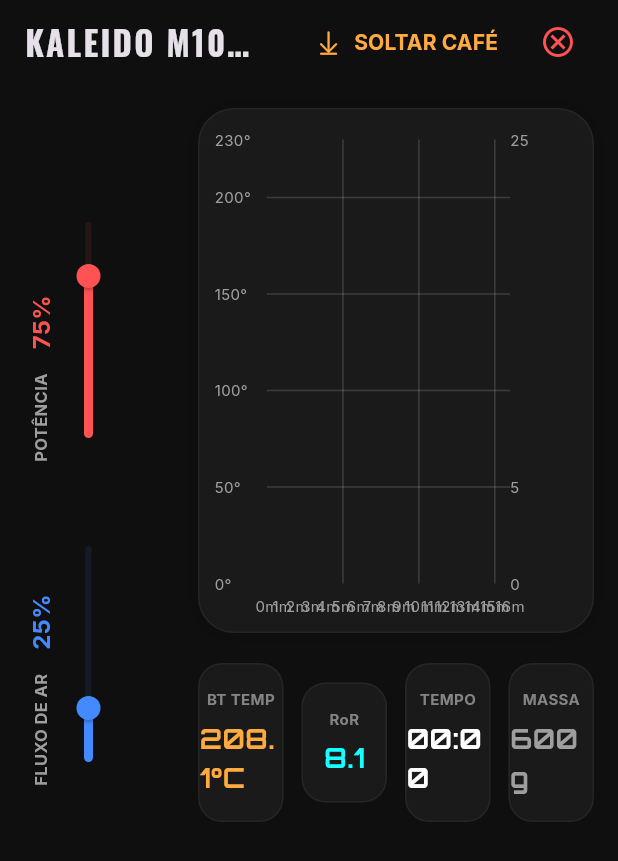
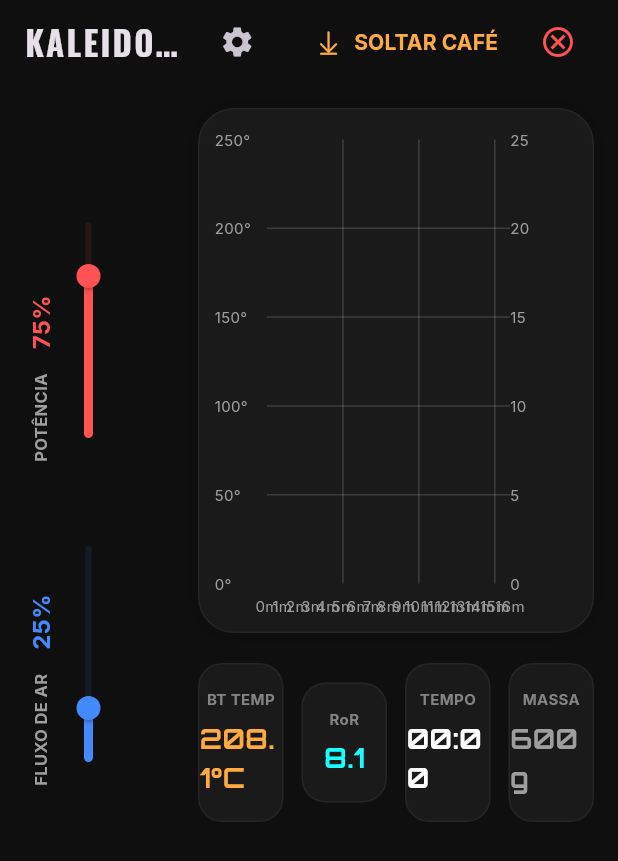
Before and after one commit to jucaesmanhoto/coffee_roast_simulator, a Flutter app: the screen it shows after launch, after a tap on "PRÉ-AQUECER", on a phone screen of 412 x 824 dp. Shown: the top 861 px of the screen. Run offline on Flutter 3.47's test engine with Material 3 defaults, Android fonts, the phone set to English and light mode, and no system bars; drawn by our look-alikes of fl_chart; our stand-ins replace google_fonts.

Commit message:
tela de configurações e acelerador de tempo

```diff
--- a/lib/screens/roaster_screen.dart
+++ b/lib/screens/roaster_screen.dart
@@ -1,6 +1,7 @@
 import 'dart:async';
 
 import 'package:flutter/cupertino.dart' show CupertinoIcons, RotatedBox;
+import 'package:coffee_roast_simulator/screens/settings_screen.dart';
 import 'package:flutter/material.dart';
 import 'package:google_fonts/google_fonts.dart';
 
@@ -15,7 +16,7 @@
 }
 
 class _RoasterScreenState extends State<RoasterScreen> {
-  final RoastSimulatorService _simulator = RoastSimulatorService();
+  late RoastSimulatorService _simulator;
   Timer? _timer;
 
   @override
@@ -23,6 +24,7 @@
     super.initState();
     _resetSimulation();
   }
+
 
   @override
   void dispose() {
@@ -33,14 +35,14 @@
   void _resetSimulation() {
     _timer?.cancel();
     setState(() {
-      _simulator.resetSimulation();
+      _simulator = RoastSimulatorService();
     });
   }
 
   void _preheat() {
-    // Se o timer principal não estiver ativo, inicia-o.
-    // Ele cuidará do resfriamento e da lógica da torra.
-    _timer ??= Timer.periodic(const Duration(seconds: 1), (timer) {
+     // Cancela o timer antigo (se houver) e inicia um novo com a velocidade correta.
+    _timer?.cancel();
+    _timer = Timer.periodic(Duration(milliseconds: (1000 / _simulator.roasterSettings.timeScale).round()), (timer) {
       if (!mounted) {
         timer.cancel();
         return;
@@ -66,6 +68,28 @@
       _simulator.stopRoast();
       // Não cancelamos o timer aqui para permitir o resfriamento do tambor.
     });
+  }
+
+  void _openSettings() async {
+    final result = await Navigator.push(
+      context,
+      MaterialPageRoute(
+        builder: (context) => SettingsScreen(
+          initialCoffee: _simulator.coffee,
+          initialRoasterSettings: _simulator.roasterSettings,
+        ),
+      ),
+    );
+
+    if (result != null && result is Map) {
+      _timer?.cancel();
+      setState(() {
+        _simulator = RoastSimulatorService(
+          coffee: result['coffee'],
+          roasterSettings: result['roasterSettings'],
+        );
+      });
+    }
   }
 
   String _formatTime(int sec) {
@@ -117,6 +141,10 @@
         backgroundColor: Colors.transparent,
         elevation: 0,
         actions: [
+          IconButton(
+            onPressed: _openSettings,
+            icon: const Icon(Icons.settings),
+          ),
           Padding(padding: const EdgeInsets.symmetric(horizontal: 16.0),
             child: Row(children: _buildAppBarActions()),
           )
@@ -162,7 +190,7 @@
                         const SizedBox(width: 12),
                         DataTile(label: "TEMPO", value: _formatTime(_simulator.roastSeconds), color: Colors.white),
                         const SizedBox(width: 12),
-                        DataTile(label: "MASSA", value: "${RoastSimulatorService.batchSizeGrams.toInt()}g", color: Colors.grey),
+                        DataTile(label: "MASSA", value: "${_simulator.roasterSettings.batchSizeGrams.toInt()}g", color: Colors.grey),
                       ],
                     ),
                   ],
--- a/lib/services/roast_simulator_service.dart
+++ b/lib/services/roast_simulator_service.dart
@@ -1,14 +1,48 @@
-import 'dart:async';
 import 'package:fl_chart/fl_chart.dart';
 
 enum RoastState { idle, preheating, roasting }
+
+class Coffee {
+  final String variety;
+  final String region;
+  final int altitude;
+  final double density; // g/mL
+  final double moisture; // percentual
+
+  Coffee({
+    this.variety = 'Catuaí Vermelho',
+    this.region = 'Sul de Minas',
+    this.altitude = 1200,
+    this.density = 0.7,
+    this.moisture = 11.5,
+  });
+}
+
+class RoasterSettings {
+  final String model;
+  final double batchSizeGrams;
+  final double chargeTemp;
+  final double initialHeat;
+  final double initialAirflow;
+  final double initialDrumSpeed;
+  final double timeScale; // Fator de aceleração do tempo
+
+  RoasterSettings({
+    this.model = 'Kaleido M10',
+    this.batchSizeGrams = 600.0,
+    this.chargeTemp = 208.0,
+    this.initialHeat = 75.0,
+    this.initialAirflow = 25.0,
+    this.initialDrumSpeed = 80.0,
+    this.timeScale = 1.0, // 1.0 = tempo real, 10.0 = 10x mais rápido
+  });
+}
 
 class RoastSimulatorService {
   // Parâmetros de Simulação
   double beanTemp = 20.0; // Temperatura do grão (BT)
   double drumTemp = 20.0; // Temperatura do tambor (ou ambiente interno)
   static const double ambientTemp = 20.0; // Temperatura ambiente fixa
-  static const double batchSizeGrams = 600.0; // Tamanho da batelada
   double heatInput = 0.0;
   double airFlow = 20.0;
   double ror = 0.0; // Rate of Rise
@@ -18,6 +52,12 @@
   // Dados do Gráfico
   final List<FlSpot> btPoints = [const FlSpot(0, 20)];
   final List<FlSpot> rorPoints = [const FlSpot(0, 0)];
+
+  // Modelos de configuração
+  Coffee coffee;
+  RoasterSettings roasterSettings;
+
+  RoastSimulatorService({Coffee? coffee, RoasterSettings? roasterSettings}) : coffee = coffee ?? Coffee(), roasterSettings = roasterSettings ?? RoasterSettings();
 
   void resetSimulation() {
     btPoints.clear();
@@ -37,13 +77,13 @@
     // Limpa os dados do gráfico de uma torra anterior
     btPoints.clear();
     rorPoints.clear();
-    btPoints.add(const FlSpot(0, 208)); // Começa o gráfico na temp de pre-aquecimento
+    btPoints.add(FlSpot(0, roasterSettings.chargeTemp)); // Começa o gráfico na temp de pre-aquecimento
     rorPoints.add(const FlSpot(0, 0));
 
     roastState = RoastState.preheating;
-    drumTemp = 208.0;
-    heatInput = 75.0;
-    airFlow = 25.0;
+    drumTemp = roasterSettings.chargeTemp;
+    heatInput = roasterSettings.initialHeat;
+    airFlow = roasterSettings.initialAirflow;
   }
 
   void chargeBeans() {
@@ -53,7 +93,7 @@
     rorPoints.clear();
 
     const double drumMassKg = 2.0;
-    const double batchSizeKg = batchSizeGrams / 1000.0;
+    final double batchSizeKg = roasterSettings.batchSizeGrams / 1000.0;
     final initialBeanTemp = (drumMassKg * drumTemp + batchSizeKg * ambientTemp) / (drumMassKg + batchSizeKg);
 
     ror = -90.0;
--- a/lib/widgets/roast_chart.dart
+++ b/lib/widgets/roast_chart.dart
@@ -26,14 +26,14 @@
           minX: 0,
           maxX: 16, // Limite de 16 minutos
           minY: 0,
-          maxY: 230, // Limite de 230°C para o eixo esquerdo (BT)
+          maxY: 250, // Limite de 250°C para o eixo esquerdo (BT)
 
           // Linhas de grade
           gridData: FlGridData(
             show: true,
             drawVerticalLine: true,
-            getDrawingHorizontalLine: (v) => FlLine(color: Colors.white.withOpacity(0.15), strokeWidth: 1),
-            getDrawingVerticalLine: (v) => FlLine(color: Colors.white.withOpacity(0.15), strokeWidth: 1),
+            getDrawingHorizontalLine: (v) => FlLine(color: Colors.white.withValues(alpha: 0.15), strokeWidth: 1),
+            getDrawingVerticalLine: (v) => FlLine(color: Colors.white.withValues(alpha: 0.15), strokeWidth: 1),
           ),
 
           // Títulos dos eixos
@@ -64,8 +64,8 @@
                 showTitles: true,
                 reservedSize: 35,
                 getTitlesWidget: (value, meta) {
-                  // Converte o valor do eixo Y (0-230) para a escala do RoR (0-25)
-                  final rorValue = value * (25 / 230);
+                  // Converte o valor do eixo Y (0-250) para a escala do RoR (0-25)
+                  final rorValue = value * (25 / 250);
                   // Mostra rótulos que correspondam a múltiplos de 5 na escala do RoR
                   if (rorValue.round() % 5 != 0) return const SizedBox();
                   return Text(
@@ -91,8 +91,8 @@
             ),
             // Linha de RoR
             LineChartBarData(
-              // Mapeia os valores do RoR para a escala do eixo Y principal (0-230)
-              spots: rorPoints.map((spot) => FlSpot(spot.x, spot.y * (230 / 25))).toList(),
+              // Mapeia os valores do RoR para a escala do eixo Y principal (0-250)
+              spots: rorPoints.map((spot) => FlSpot(spot.x, spot.y * (250 / 25))).toList(),
               isCurved: true,
               color: Colors.cyanAccent.withValues(alpha: 0.8),
               barWidth: 2,
```
Also changed, not shown: lib/screens/settings_screen.dart (added, +193 -0 lines).
